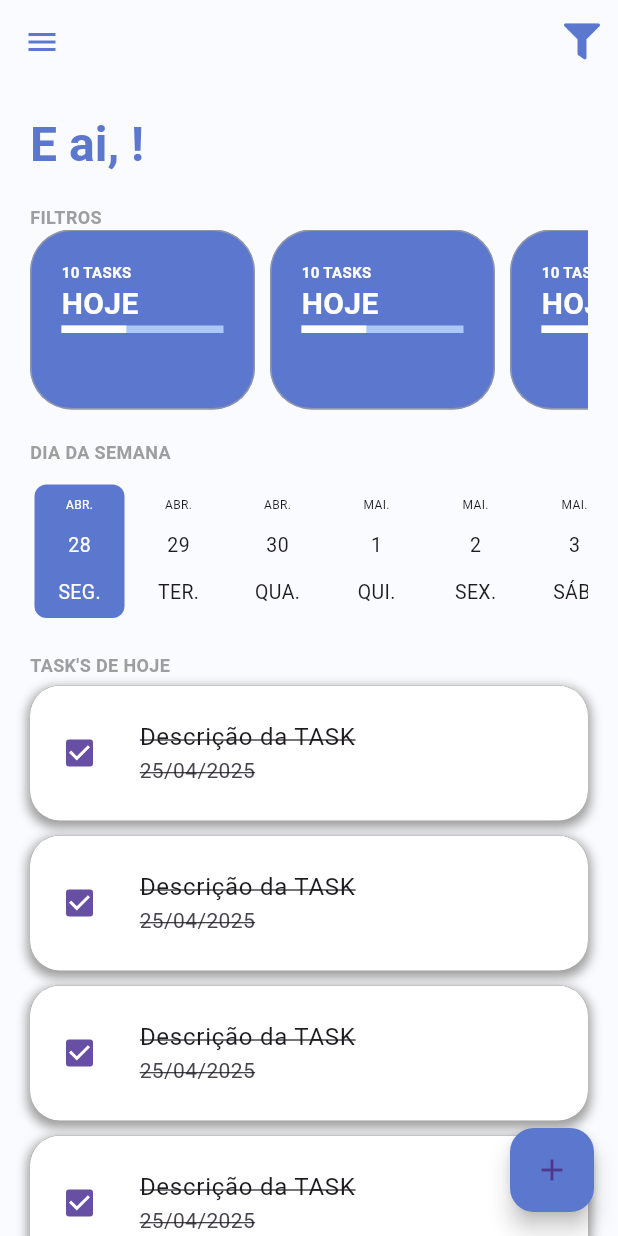
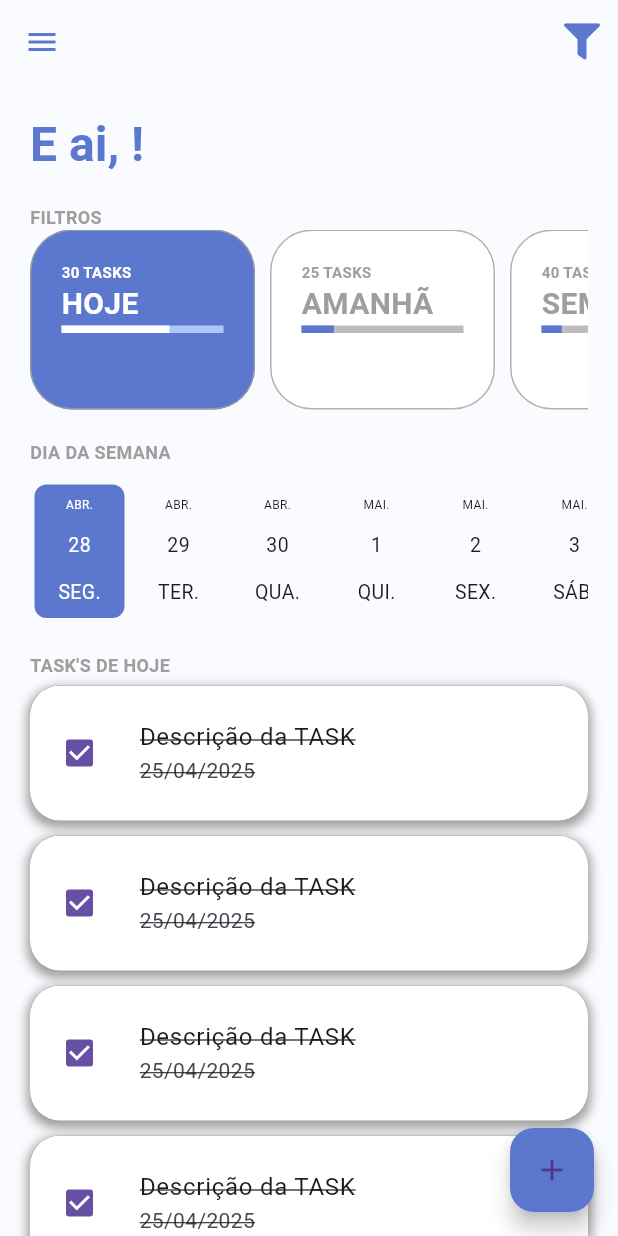
Before and after one commit to CSIRamone/ToDo_List_Provider, a Flutter app: the screen it shows once a user with an empty profile is signed in, on a phone screen of 412 x 824 dp. Run offline on Flutter 3.47's test engine with Material 3 defaults, Android fonts, the phone set to English and light mode, and no system bars; drawn by our look-alikes of date_picker_timeline; our stand-ins replace firebase_auth, firebase_core, flutter_signin_button, google_fonts, google_sign_in, nested and 3 more; missing offline and left inert: flutter_overlay_loader, validatorless; accounts and stored records are empty; network calls fail; Roboto replaces fonts that are missing (Mandali).

Commit message:
Modulo Home(Implementando componente de Filtros de dias

```diff
--- /dev/null
+++ b/lib/app/models/task_filter_enum.dart
@@ -0,0 +1 @@
+enum TaskFilterEnum { today, tomorrow, week }
--- /dev/null
+++ b/lib/app/models/total_tasks.model.dart
@@ -0,0 +1,10 @@
+
+class TotalTasksModel {
+  final int totalTasks;
+  final int totalTasksFinish;
+
+  TotalTasksModel({
+    required this.totalTasks,
+    required this.totalTasksFinish,
+  });
+}
--- a/lib/app/modules/home/home_module.dart
+++ b/lib/app/modules/home/home_module.dart
@@ -1,13 +1,18 @@
-
+import 'package:provider/provider.dart';
 import 'package:todo_list_provider/app/core/modules/todo_list_module.dart';
 import 'package:todo_list_provider/app/modules/home/home_page.dart';
+import 'package:todo_list_provider/app/modules/home/widget/home_controller.dart';
 
-class HomeModule extends TodoListModule{
+class HomeModule extends TodoListModule {
   HomeModule()
-  : super(
-    routers:{
-      '/home': (context) => const HomePage(),
-    },
-    );//bindings:[]
-
+      : super(
+          bindings: [
+            ChangeNotifierProvider(
+              create: (context) => HomeController(),
+            ),
+          ],
+          routers: {
+            '/home': (context) => const HomePage(),
+          },
+        ); //bindings:[]
 }
--- /dev/null
+++ b/lib/app/modules/home/widget/home_controller.dart
@@ -0,0 +1,9 @@
+import 'package:todo_list_provider/app/core/notifier/todolist_default_change_notifier.dart';
+import 'package:todo_list_provider/app/models/task_filter_enum.dart';
+
+class HomeController extends TodolistDefaultChangeNotifier {
+
+  var filterSelected = TaskFilterEnum.today;
+
+
+}
--- a/lib/app/modules/home/widget/home_filters.dart
+++ b/lib/app/modules/home/widget/home_filters.dart
@@ -1,39 +1,52 @@
 import 'package:flutter/material.dart';
+import 'package:provider/provider.dart';
 import 'package:todo_list_provider/app/core/ui/theme.extensions.dart';
+import 'package:todo_list_provider/app/models/task_filter_enum.dart';
+import 'package:todo_list_provider/app/models/total_tasks.model.dart';
+import 'package:todo_list_provider/app/modules/home/widget/home_controller.dart';
 import 'package:todo_list_provider/app/modules/home/widget/todo_card.filter.dart';
 
-class HomeFilters extends StatefulWidget {
+class HomeFilters extends StatelessWidget {
+  const HomeFilters({Key? key}) : super(key: key);
 
-  const HomeFilters({ Key? key }) : super(key: key);
-
-  @override
-  State<HomeFilters> createState() => _HomeFiltersState();
-}
-
-class _HomeFiltersState extends State<HomeFilters> {
   @override
   Widget build(BuildContext context) {
     return Column(
       crossAxisAlignment: CrossAxisAlignment.start,
       children: [
-          Text('FILTROS', style: context.titleStyle,
+        Text(
+          'FILTROS',
+          style: context.titleStyle,
         ),
         SingleChildScrollView(
           scrollDirection: Axis.horizontal,
           child: Row(
             children: [
-              TodoCardFilter(),
-              TodoCardFilter(),
-              TodoCardFilter(),
-              TodoCardFilter(),
-              TodoCardFilter(),
-              TodoCardFilter(),
-              TodoCardFilter(),
-
-          ],),
+              TodoCardFilter(
+                label: 'HOJE',
+                selected: context.select<HomeController, TaskFilterEnum>(
+                  (value) => value.filterSelected) == TaskFilterEnum.today,
+                taskFilterEnum: TaskFilterEnum.today,
+                totalTasksModel: TotalTasksModel(totalTasks: 30, totalTasksFinish: 20),
+              ),
+              TodoCardFilter(
+                label: 'AMANHÃ',
+                selected: context.select<HomeController, TaskFilterEnum>(
+                  (value) => value.filterSelected) == TaskFilterEnum.tomorrow,
+                taskFilterEnum: TaskFilterEnum.tomorrow,
+                totalTasksModel: TotalTasksModel(totalTasks: 25, totalTasksFinish: 5),
+              ),
+              TodoCardFilter(
+                label: 'SEMANA',
+                selected: context.select<HomeController, TaskFilterEnum>(
+                  (value) => value.filterSelected) == TaskFilterEnum.week,
+                taskFilterEnum: TaskFilterEnum.week,
+                totalTasksModel: TotalTasksModel(totalTasks: 40, totalTasksFinish: 5),
+              )
+            ],
+          ),
         ),
       ],
-
     );
   }
 }
--- a/lib/app/modules/home/widget/todo_card.filter.dart
+++ b/lib/app/modules/home/widget/todo_card.filter.dart
@@ -1,9 +1,35 @@
+import 'dart:ffi';
+
 import 'package:flutter/material.dart';
 import 'package:todo_list_provider/app/core/ui/theme.extensions.dart';
+import 'package:todo_list_provider/app/models/task_filter_enum.dart';
+import 'package:todo_list_provider/app/models/total_tasks.model.dart';
 
 class TodoCardFilter extends StatelessWidget {
+  final String label;
+  final TaskFilterEnum taskFilterEnum;
+  final TotalTasksModel? totalTasksModel;
+  final bool selected;
 
-  const TodoCardFilter({ super.key });
+  const TodoCardFilter(
+      {super.key,
+      required this.label,
+      required this.taskFilterEnum,
+      this.totalTasksModel,
+      required this.selected});
+
+  double _getPercentFinish() {
+    final total = totalTasksModel?.totalTasks ?? 0.0;
+    final totalFinish = totalTasksModel?.totalTasksFinish ?? 0.1;
+
+    if (total == 0) {
+      return 0.0;
+    }
+
+    final percent = (totalFinish * 100) / total;
+
+    return percent / 100;
+  }
 
   @override
   Widget build(BuildContext context) {
@@ -15,7 +41,7 @@ class TodoCardFilter extends StatelessWidget {
       margin: EdgeInsets.only(right: 10),
       padding: EdgeInsets.all(20),
       decoration: BoxDecoration(
-          color: context.primaryColor,
+        color: selected ? context.primaryColor : Colors.white,
         border: Border.all(
           width: 1,
           color: Colors.grey.withOpacity(0.8),
@@ -25,22 +51,35 @@ class TodoCardFilter extends StatelessWidget {
       child: Column(
         crossAxisAlignment: CrossAxisAlignment.start,
         children: [
-              Text('10 TASKS', style: context.titleStyle.copyWith(
+          Text(
+            '${totalTasksModel?.totalTasks ?? 0} TASKS',
+            style: context.titleStyle.copyWith(
               fontSize: 10,
-                color: Colors.white,
+              color: selected ? Colors.white : Colors.grey,
             ),
           ),
-              Text('HOJE', style: TextStyle(
+          Text(
+            label,
+            style: TextStyle(
               fontSize: 20,
               fontWeight: FontWeight.bold,
-                color: Colors.white,
+              color: selected ? Colors.white : Colors.grey,
             ),
           ),
-              LinearProgressIndicator(
-                backgroundColor: context.primaryColorLight,
-                valueColor: AlwaysStoppedAnimation<Color>(Colors.white),
+          TweenAnimationBuilder<double>(
+            tween: Tween(
+              begin: 0.0,
+              end: _getPercentFinish(),
+            ),
+            duration: Duration(seconds: 1),
+            builder: (context, value, child) {
+              return LinearProgressIndicator(
+                backgroundColor: selected ? context.primaryColorLight : Colors.grey.shade400,
+                valueColor: AlwaysStoppedAnimation<Color>(selected ? Colors.white : context.primaryColor ),
                 minHeight: 5,
-                value: 0.4,
+                value: value,
+              );
+            },
           ),
         ],
       ),
```
Lines whose indentation alone changed are shown as unchanged.
